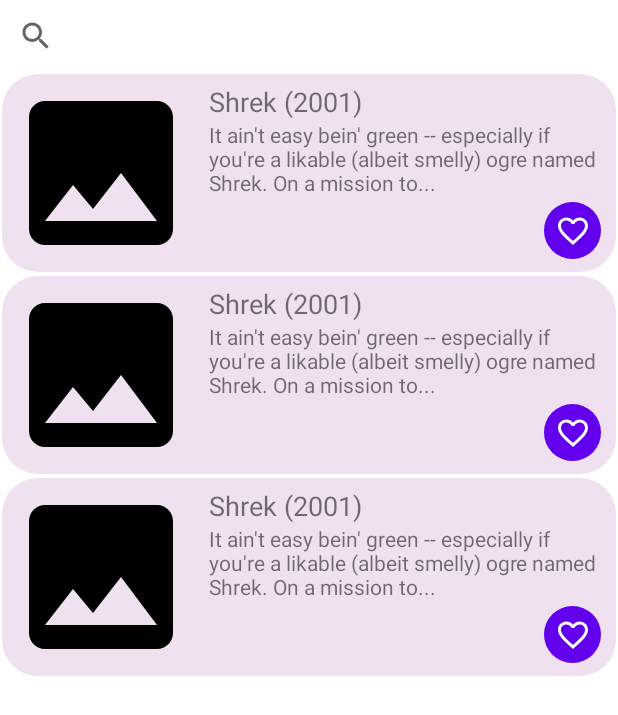
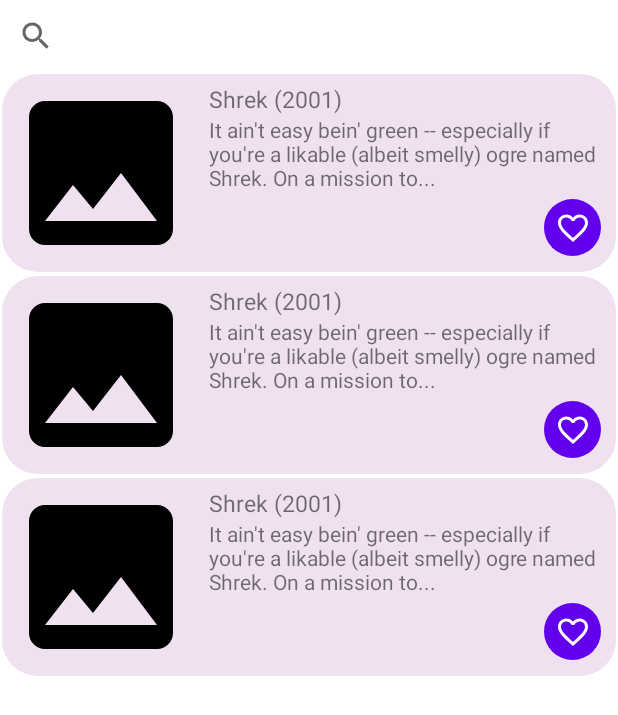
Before and after one commit to esfacumon/mvvm-movies-app, an Android app: the layout fragment_search_movies.xml on its own in the app's theme, with its tools: preview values and no code run, on a phone screen of 412 x 824 dp. Shown: the top 715 px of the screen. Run offline under Robolectric (Android 15) with nearby library versions, the phone set to English and light mode, and no system bars.

Commit message:
Update layout of item movie

```diff
--- a/app/src/main/res/layout/item_list_movie.xml
+++ b/app/src/main/res/layout/item_list_movie.xml
@@ -26,7 +26,7 @@
             android:paddingStart="8dp"
             android:paddingEnd="8dp"
             android:text="Shrek (2001)"
-            android:textSize="18sp"
+            android:textSize="15sp"
             app:layout_constraintEnd_toEndOf="parent"
             app:layout_constraintStart_toStartOf="parent"
             app:layout_constraintTop_toTopOf="parent" />
```
